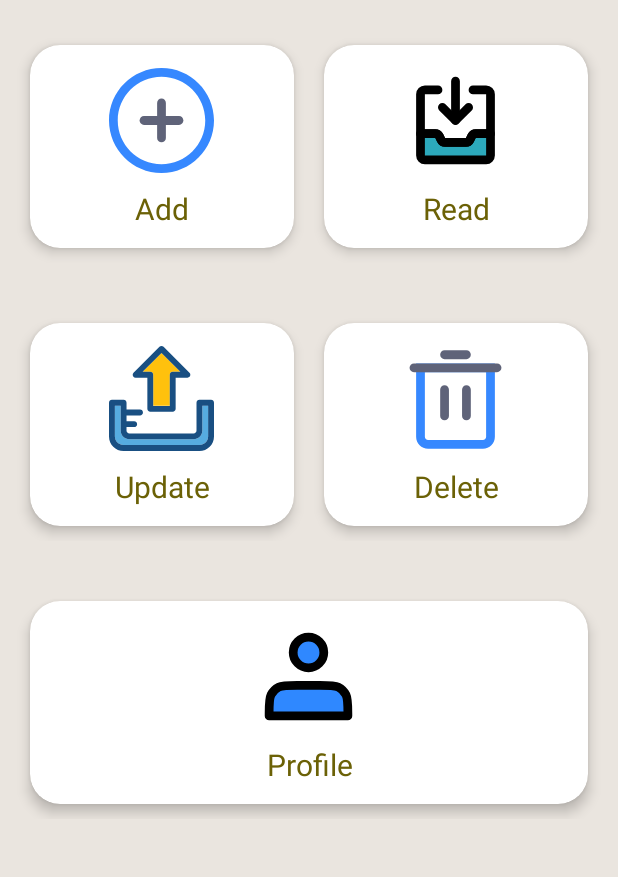
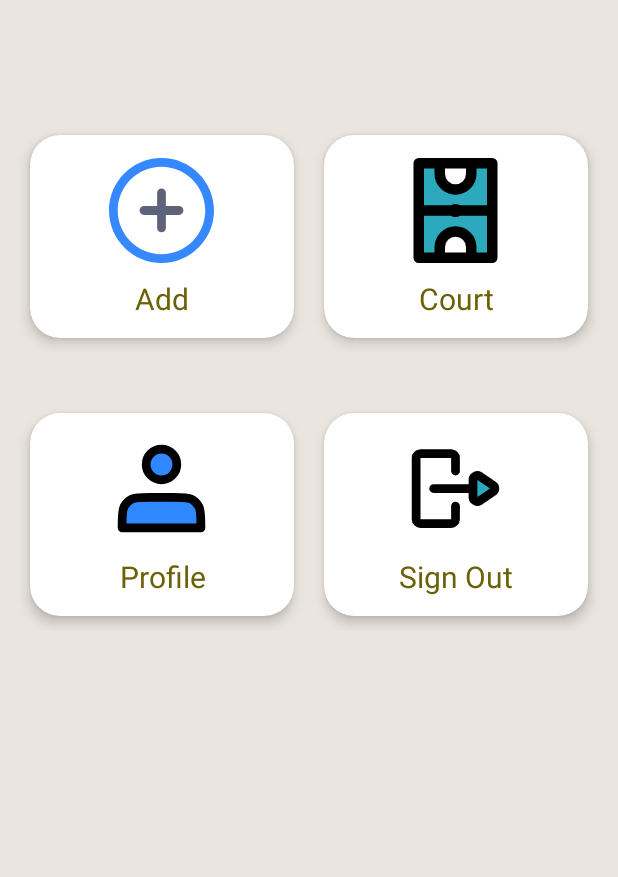
Before and after one commit to anisbaharin/SignupLoginFirebase, an Android app: the AdminMainActivity screen opened directly, with no data from a screen before it, on a phone screen of 412 x 824 dp, the part 270-1147 px from its top. Run offline under Robolectric (Android 15) with nearby library versions, the phone set to English and light mode, and no system bars; our stand-ins replace Firebase (no records; nobody signed in at launch, a user with empty details on screens opened directly); 2 statements that could not run were skipped.

Commit message:
adminActivity

```diff
--- /dev/null
+++ b/app/src/main/java/com/example/signuploginfirebase/CourtActivity.java
@@ -0,0 +1,4 @@
+package com.example.signuploginfirebase;
+
+public class CourtActivity {
+}
--- /dev/null
+++ b/app/src/main/java/com/example/signuploginfirebase/ProfileAdminActivity.java
@@ -0,0 +1,4 @@
+package com.example.signuploginfirebase;
+
+public class ProfileAdminActivity {
+}
--- /dev/null
+++ b/app/src/main/res/drawable/court.xml
@@ -0,0 +1,12 @@
+<vector android:height="24dp" android:viewportHeight="20"
+    android:viewportWidth="20" android:width="24dp" xmlns:android="http://schemas.android.com/apk/res/android">
+    <path android:fillColor="#2ca9bc" android:pathData="M13,1L13,3A3,3 0,0 1,7 3L7,1L3,1L3,19L7,19L7,17a3,3 0,0 1,6 0v2h4L17,1Z"/>
+    <path android:fillColor="#00000000"
+        android:pathData="M10.05,10L9.95,10"
+        android:strokeColor="#000000" android:strokeLineCap="round"
+        android:strokeLineJoin="round" android:strokeWidth="2.5"/>
+    <path android:fillColor="#00000000"
+        android:pathData="M17,10L3,10m10,7a3,3 0,0 0,-3 -3h0a3,3 0,0 0,-3 3v2h6ZM13,1L7,1L7,3a3,3 0,0 0,3 3h0a3,3 0,0 0,3 -3ZM17,1L3,1L3,19L17,19Z"
+        android:strokeColor="#000000" android:strokeLineCap="round"
+        android:strokeLineJoin="round" android:strokeWidth="2"/>
+</vector>
--- /dev/null
+++ b/app/src/main/res/drawable/signoutadmin.xml
@@ -0,0 +1,13 @@
+<vector android:height="24dp" android:viewportHeight="24"
+    android:viewportWidth="24" android:width="24dp" xmlns:android="http://schemas.android.com/apk/res/android">
+    <path android:fillColor="#2CA9BC"
+        android:pathData="M20.62,11.31 L17.5,9.17a1,1 0,0 0,-1.5 0.69v4.28a1,1 0,0 0,1.5 0.69l3.12,-2.14A0.82,0.82 0,0 0,20.62 11.31Z" android:strokeWidth="2"/>
+    <path android:fillColor="#00000000"
+        android:pathData="M7,12h9m4.62,-0.69L17.5,9.17a1,1 0,0 0,-1.5 0.69v4.28a1,1 0,0 0,1.5 0.69l3.12,-2.14A0.82,0.82 0,0 0,20.62 11.31Z"
+        android:strokeColor="#000000" android:strokeLineCap="round"
+        android:strokeLineJoin="round" android:strokeWidth="2"/>
+    <path android:fillColor="#00000000"
+        android:pathData="M12,16v3a1,1 0,0 1,-1 1H4a1,1 0,0 1,-1 -1V5A1,1 0,0 1,4 4h7a1,1 0,0 1,1 1V8"
+        android:strokeColor="#000000" android:strokeLineCap="round"
+        android:strokeLineJoin="round" android:strokeWidth="2"/>
+</vector>
--- /dev/null
+++ b/app/src/main/res/layout/activity_court_admin.xml
@@ -0,0 +1,6 @@
+<?xml version="1.0" encoding="utf-8"?>
+<androidx.constraintlayout.widget.ConstraintLayout xmlns:android="http://schemas.android.com/apk/res/android"
+    android:layout_width="match_parent"
+    android:layout_height="match_parent">
+
+</androidx.constraintlayout.widget.ConstraintLayout>
--- a/app/src/main/res/layout/activity_main_admin.xml
+++ b/app/src/main/res/layout/activity_main_admin.xml
@@ -18,7 +18,7 @@
             android:layout_width="0dp"
             android:layout_height="42dp"
             android:layout_marginStart="18dp"
-            android:layout_marginBottom="80dp"
+            android:layout_marginBottom="140dp"
             android:letterSpacing="0.05"
             android:text="FutsalCourt"
             android:textColor="@color/black"
@@ -52,26 +52,28 @@
             android:layout_marginEnd="16dp"
             app:layout_constraintStart_toEndOf="@id/futsalname"/>
 
+        <!-- First Row -->
         <LinearLayout
             android:id="@+id/row1"
             android:layout_width="0dp"
             android:layout_height="175dp"
+            android:layout_marginTop="70dp"
             android:orientation="horizontal"
             android:padding="10dp"
-            android:layout_marginTop="10dp"
+            app:layout_constraintEnd_toEndOf="parent"
             app:layout_constraintHorizontal_bias="0.0"
             app:layout_constraintStart_toStartOf="parent"
-            app:layout_constraintEnd_toEndOf="parent"
             app:layout_constraintTop_toBottomOf="@id/logofutsal">
 
+            <!-- Add Card -->
             <androidx.cardview.widget.CardView
-                android:id="@+id/futsalCard"
+                android:id="@+id/addCard"
                 android:layout_width="0dp"
                 android:layout_height="match_parent"
                 android:layout_margin="10dp"
                 android:layout_weight="1"
-                app:cardElevation="5dp"
-                app:cardCornerRadius="20dp">
+                app:cardCornerRadius="20dp"
+                app:cardElevation="5dp">
 
                 <RelativeLayout
                     android:layout_width="match_parent"
@@ -81,65 +83,66 @@
                         android:id="@+id/addName"
                         android:layout_width="300dp"
                         android:layout_height="wrap_content"
+                        android:layout_below="@+id/addImage"
+                        android:layout_marginTop="10dp"
+                        android:fontFamily="sans-serif"
                         android:text="Add"
-                        android:textSize="20sp"
+                        android:textAlignment="center"
                         android:textColor="@color/yellow"
-                        android:fontFamily="sans-serif"
-                        android:textAlignment="center"
-                        android:layout_marginTop="10dp"
-                        android:layout_below="@+id/addImage"/>
+                        android:textSize="20sp" />
 
                     <ImageView
                         android:id="@+id/addImage"
                         android:layout_width="70dp"
                         android:layout_height="70dp"
-                        android:src="@drawable/add"
+                        android:layout_centerHorizontal="true"
                         android:layout_marginTop="15dp"
-                        android:layout_centerHorizontal="true"/>
+                        android:src="@drawable/add" />
 
                 </RelativeLayout>
             </androidx.cardview.widget.CardView>
 
-            <!-- First Row -->
+            <!-- Court Card -->
             <androidx.cardview.widget.CardView
+                android:id="@+id/courtCard"
                 android:layout_width="0dp"
                 android:layout_height="match_parent"
                 android:layout_margin="10dp"
                 android:layout_weight="1"
-                app:cardElevation="5dp"
-                app:cardCornerRadius="20dp">
+                app:cardCornerRadius="20dp"
+                app:cardElevation="5dp">
 
                 <RelativeLayout
                     android:layout_width="match_parent"
                     android:layout_height="match_parent">
 
                     <TextView
-                        android:id="@+id/ReadName"
+                        android:id="@+id/courtName"
                         android:layout_width="300dp"
                         android:layout_height="wrap_content"
-                        android:text="Read"
-                        android:textSize="20sp"
+                        android:layout_below="@+id/courtImage"
+                        android:layout_marginTop="10dp"
+                        android:fontFamily="sans-serif"
+                        android:text="Court"
+                        android:textAlignment="center"
                         android:textColor="@color/yellow"
-                        android:fontFamily="sans-serif"
-                        android:layout_marginTop="10dp"
-                        android:textAlignment="center"
-                        android:layout_below="@+id/readImage"/>
+                        android:textSize="20sp" />
 
                     <ImageView
-                        android:id="@+id/readImage"
+                        android:id="@+id/courtImage"
                         android:layout_width="70dp"
                         android:layout_height="70dp"
-                        android:src="@drawable/read"
+                        android:layout_centerHorizontal="true"
                         android:layout_marginTop="15dp"
-                        android:layout_centerHorizontal="true"/>
+                        android:src="@drawable/court" />
 
                 </RelativeLayout>
             </androidx.cardview.widget.CardView>
         </LinearLayout>
 
-        <!-- Second Row -->
+        <!-- 2nd Row -->
         <LinearLayout
-            android:id="@+id/row2"
+            android:id="@+id/row3"
             android:layout_width="0dp"
             android:layout_height="175dp"
             android:orientation="horizontal"
@@ -150,90 +153,9 @@
             app:layout_constraintEnd_toEndOf="parent"
             app:layout_constraintTop_toBottomOf="@id/row1">
 
+            <!-- Profile Card -->
             <androidx.cardview.widget.CardView
-                android:layout_width="0dp"
-                android:layout_height="match_parent"
-                android:layout_margin="10dp"
-                android:layout_weight="1"
-                app:cardElevation="5dp"
-                app:cardCornerRadius="20dp">
-
-                <RelativeLayout
-                    android:layout_width="match_parent"
-                    android:layout_height="match_parent">
-
-                    <TextView
-                        android:id="@+id/updateName"
-                        android:layout_width="300dp"
-                        android:layout_height="wrap_content"
-                        android:text="Update"
-                        android:textSize="20sp"
-                        android:textColor="@color/yellow"
-                        android:fontFamily="sans-serif"
-                        android:layout_marginTop="10dp"
-                        android:textAlignment="center"
-                        android:layout_below="@+id/updateImage"/>
-
-                    <ImageView
-                        android:id="@+id/updateImage"
-                        android:layout_width="70dp"
-                        android:layout_height="70dp"
-                        android:src="@drawable/update"
-                        android:layout_marginTop="15dp"
-                        android:layout_centerHorizontal="true"/>
-
-                </RelativeLayout>
-            </androidx.cardview.widget.CardView>
-
-            <androidx.cardview.widget.CardView
-                android:layout_width="0dp"
-                android:layout_height="match_parent"
-                android:layout_margin="10dp"
-                android:layout_weight="1"
-                app:cardElevation="5dp"
-                app:cardCornerRadius="20dp">
-
-                <RelativeLayout
-                    android:layout_width="match_parent"
-                    android:layout_height="match_parent">
-
-                    <TextView
-                        android:id="@+id/deleteName"
-                        android:layout_width="300dp"
-                        android:layout_height="wrap_content"
-                        android:text="Delete"
-                        android:textSize="20sp"
-                        android:textColor="@color/yellow"
-                        android:fontFamily="sans-serif"
-                        android:layout_marginTop="10dp"
-                        android:textAlignment="center"
-                        android:layout_below="@+id/deleteImage"/>
-
-                    <ImageView
-                        android:id="@+id/deleteImage"
-                        android:layout_width="70dp"
-                        android:layout_height="70dp"
-                        android:src="@drawable/delete"
-                        android:layout_marginTop="15dp"
-                        android:layout_centerHorizontal="true"/>
-
-                </RelativeLayout>
-            </androidx.cardview.widget.CardView>
-        </LinearLayout>
-
-        <LinearLayout
-            android:id="@+id/row3"
-            android:layout_width="0dp"
-            android:layout_height="175dp"
-            android:orientation="horizontal"
-            android:padding="10dp"
-            android:layout_marginTop="10dp"
-            app:layout_constraintHorizontal_bias="0.0"
-            app:layout_constraintStart_toStartOf="parent"
-            app:layout_constraintEnd_toEndOf="parent"
-            app:layout_constraintTop_toBottomOf="@id/row2">
-
-            <androidx.cardview.widget.CardView
+                android:id="@+id/profileCard"
                 android:layout_width="0dp"
                 android:layout_height="match_parent"
                 android:layout_margin="10dp"
@@ -247,7 +169,7 @@
 
                     <TextView
                         android:id="@+id/profileName"
-                        android:layout_width="400dp"
+                        android:layout_width="300dp"
                         android:layout_height="wrap_content"
                         android:text="Profile"
                         android:textSize="20sp"
@@ -267,6 +189,43 @@
 
                 </RelativeLayout>
             </androidx.cardview.widget.CardView>
+
+            <!-- Sign Out Card -->
+            <androidx.cardview.widget.CardView
+                android:id="@+id/signoutCard"
+                android:layout_width="0dp"
+                android:layout_height="match_parent"
+                android:layout_margin="10dp"
+                android:layout_weight="1"
+                app:cardElevation="5dp"
+                app:cardCornerRadius="20dp">
+
+                <RelativeLayout
+                    android:layout_width="match_parent"
+                    android:layout_height="match_parent">
+
+                    <TextView
+                        android:id="@+id/signOutName"
+                        android:layout_width="300dp"
+                        android:layout_height="wrap_content"
+                        android:text="Sign Out"
+                        android:textSize="20sp"
+                        android:textColor="@color/yellow"
+                        android:fontFamily="sans-serif"
+                        android:layout_marginTop="10dp"
+                        android:textAlignment="center"
+                        android:layout_below="@+id/signOutImage"/>
+
+                    <ImageView
+                        android:id="@+id/signOutImage"
+                        android:layout_width="70dp"
+                        android:layout_height="70dp"
+                        android:src="@drawable/signoutadmin"
+                        android:layout_marginTop="15dp"
+                        android:layout_centerHorizontal="true"/>
+
+                </RelativeLayout>
+            </androidx.cardview.widget.CardView>
         </LinearLayout>
     </androidx.constraintlayout.widget.ConstraintLayout>
 </ScrollView>
--- /dev/null
+++ b/app/src/main/res/layout/activity_profile_admin.xml
@@ -0,0 +1,6 @@
+<?xml version="1.0" encoding="utf-8"?>
+<androidx.constraintlayout.widget.ConstraintLayout xmlns:android="http://schemas.android.com/apk/res/android"
+    android:layout_width="match_parent"
+    android:layout_height="match_parent">
+
+</androidx.constraintlayout.widget.ConstraintLayout>
```
